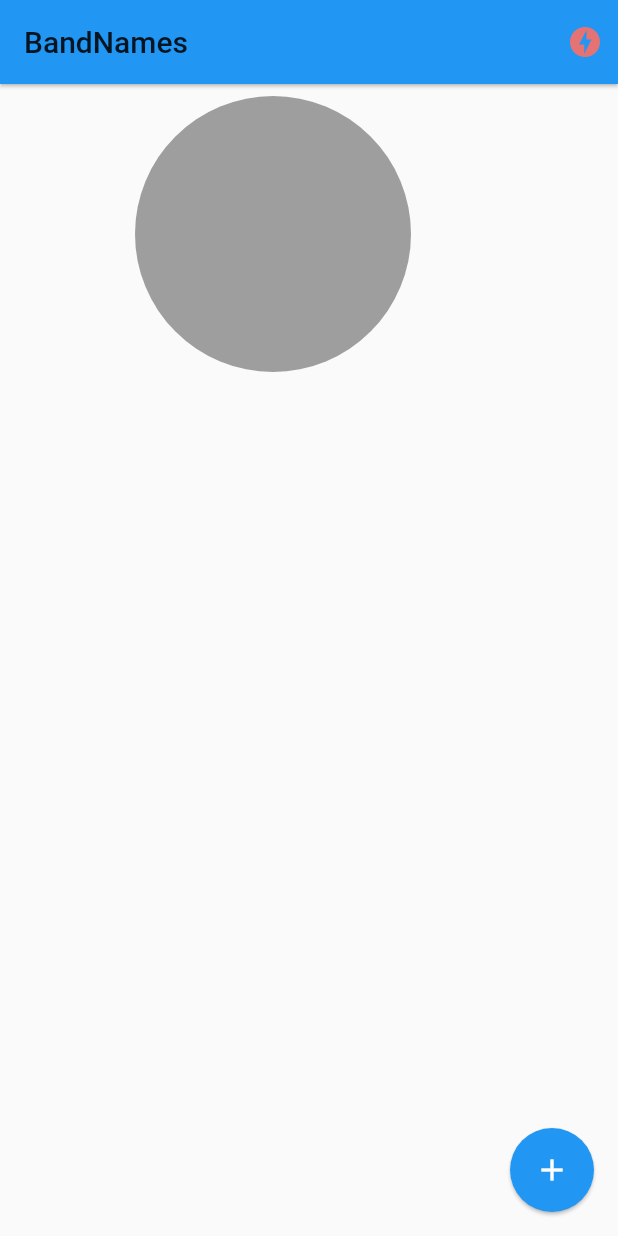
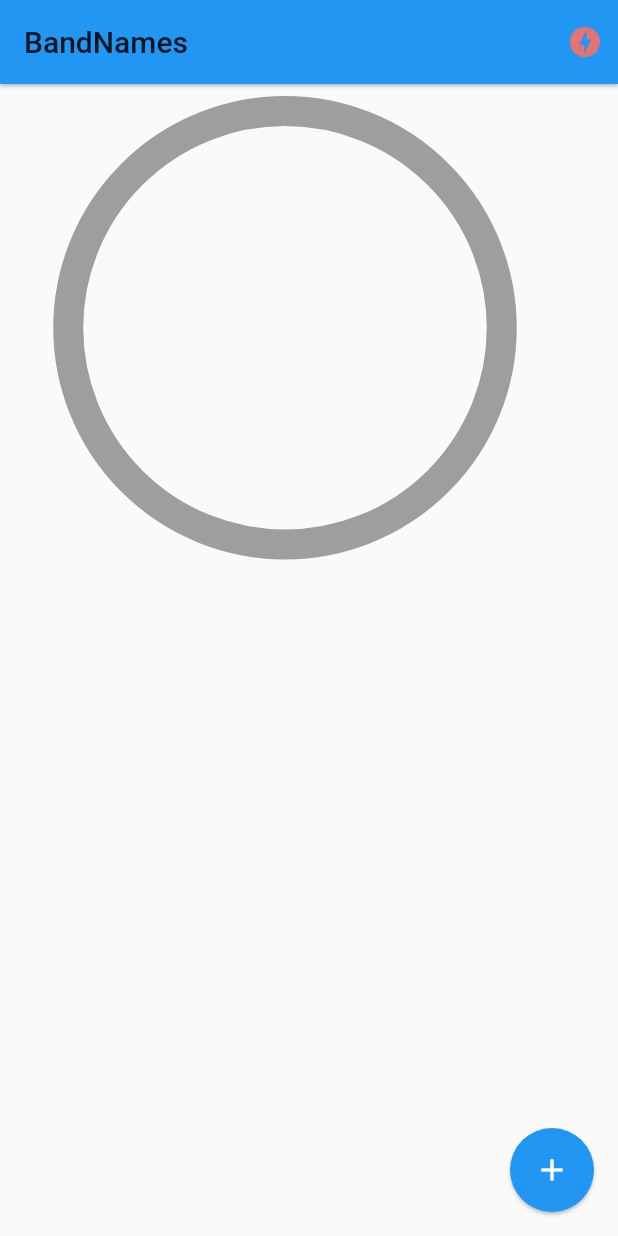
Before and after one commit to velascoandres/band_name_app, a Flutter app: the screen it shows after launch, on a phone screen of 412 x 824 dp. Run offline on Flutter 3.47's test engine with Material 2 defaults, Android fonts, the phone set to English and light mode, and no system bars; drawn by our look-alikes of pie_chart; our stand-ins replace socket_io_client; network calls fail.

Commit message:
estilos grafico

```diff
--- a/lib/page/home_page.dart
+++ b/lib/page/home_page.dart
@@ -82,14 +82,22 @@ class _HomePageState extends State<HomePage> {
 
   Widget _buildPieChart() {
     Map<String, double> dataMap = new Map();
+
     bands.forEach(
       (band) => dataMap.putIfAbsent(band.name, () => band.votes.toDouble()),
     );
+
+
     return Container(
+      padding: EdgeInsets.all(10),
       width: double.infinity,
-      height: 200,
+      height: 325,
       child: PieChart(
         dataMap: dataMap,
+        animationDuration: Duration(milliseconds: 800),
+        chartLegendSpacing: 32,
+        initialAngleInDegree: 0,
+        chartType: ChartType.ring,
       ),
     );
   }
```
